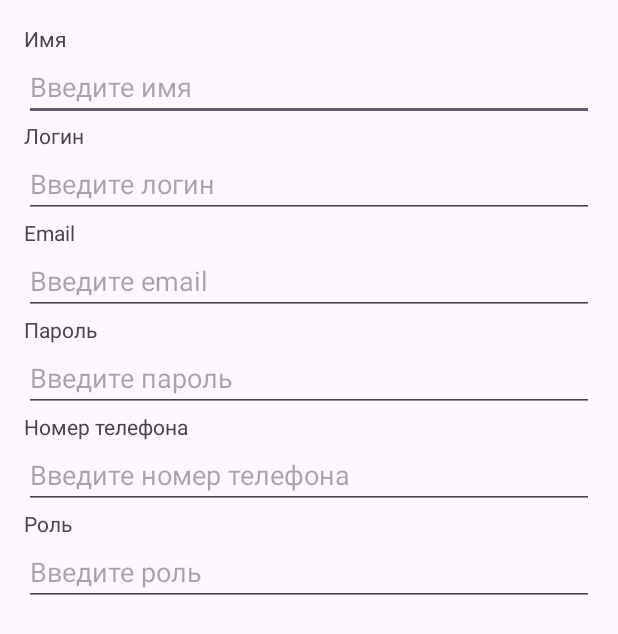
After one commit to Soopcha/OneTrySclada, an Android app: the layout dialog_edit_user.xml on its own in the app's theme, with its tools: preview values and no code run, on a phone screen of 412 x 824 dp. The commit adds this screen. Shown: the top 634 px of the screen. Run offline under Robolectric (Android 15) with nearby library versions, the phone set to English and light mode, and no system bars.

Commit message:
теперь могу редактировать информацию в юзере

```diff
--- a/app/src/main/java/com/example/onetrysclada/RetrofitClient.kt
+++ b/app/src/main/java/com/example/onetrysclada/RetrofitClient.kt
@@ -16,4 +16,5 @@ object RetrofitClient {
     val apiService: ApiService by lazy {
         retrofit.create(ApiService::class.java)
     }
+
 }
--- /dev/null
+++ b/app/src/main/res/layout/dialog_edit_user.xml
@@ -0,0 +1,83 @@
+<?xml version="1.0" encoding="utf-8"?>
+<LinearLayout xmlns:android="http://schemas.android.com/apk/res/android"
+    android:layout_width="match_parent"
+    android:layout_height="wrap_content"
+    android:orientation="vertical"
+    android:padding="16dp">
+
+    <!-- Поле для ввода имени пользователя -->
+    <TextView
+        android:layout_width="wrap_content"
+        android:layout_height="wrap_content"
+        android:text="Имя" />
+
+    <EditText
+        android:id="@+id/edit_user_name"
+        android:layout_width="match_parent"
+        android:layout_height="wrap_content"
+        android:hint="Введите имя" />
+
+    <!-- Поле для ввода логина пользователя -->
+    <TextView
+        android:layout_width="wrap_content"
+        android:layout_height="wrap_content"
+        android:text="Логин" />
+
+    <EditText
+        android:id="@+id/edit_user_login"
+        android:layout_width="match_parent"
+        android:layout_height="wrap_content"
+        android:hint="Введите логин" />
+
+    <!-- Поле для ввода email пользователя -->
+    <TextView
+        android:layout_width="wrap_content"
+        android:layout_height="wrap_content"
+        android:text="Email" />
+
+    <EditText
+        android:id="@+id/edit_user_email"
+        android:layout_width="match_parent"
+        android:layout_height="wrap_content"
+        android:hint="Введите email" />
+
+
+    <!-- Поле для ввода пароля пользователя -->
+    <TextView
+        android:layout_width="wrap_content"
+        android:layout_height="wrap_content"
+        android:text="Пароль" />
+
+    <EditText
+        android:id="@+id/edit_user_password"
+        android:layout_width="match_parent"
+        android:layout_height="wrap_content"
+        android:hint="Введите пароль"
+        android:inputType="textPassword" />
+
+    <!-- Поле для ввода номера телефона пользователя -->
+    <TextView
+        android:layout_width="wrap_content"
+        android:layout_height="wrap_content"
+        android:text="Номер телефона" />
+
+    <EditText
+        android:id="@+id/edit_user_phone_number"
+        android:layout_width="match_parent"
+        android:layout_height="wrap_content"
+        android:hint="Введите номер телефона"
+        android:inputType="phone" />
+
+    <!-- Поле для ввода роли пользователя -->
+    <TextView
+        android:layout_width="wrap_content"
+        android:layout_height="wrap_content"
+        android:text="Роль" />
+
+    <EditText
+        android:id="@+id/edit_user_role"
+        android:layout_width="match_parent"
+        android:layout_height="wrap_content"
+        android:hint="Введите роль" />
+
+</LinearLayout>
```
Also changed, not shown: app/src/main/java/com/example/onetrysclada/ApiService.kt (+7 -0 lines), app/src/main/java/com/example/onetrysclada/TableAdapter.kt (+126 -0 lines).
